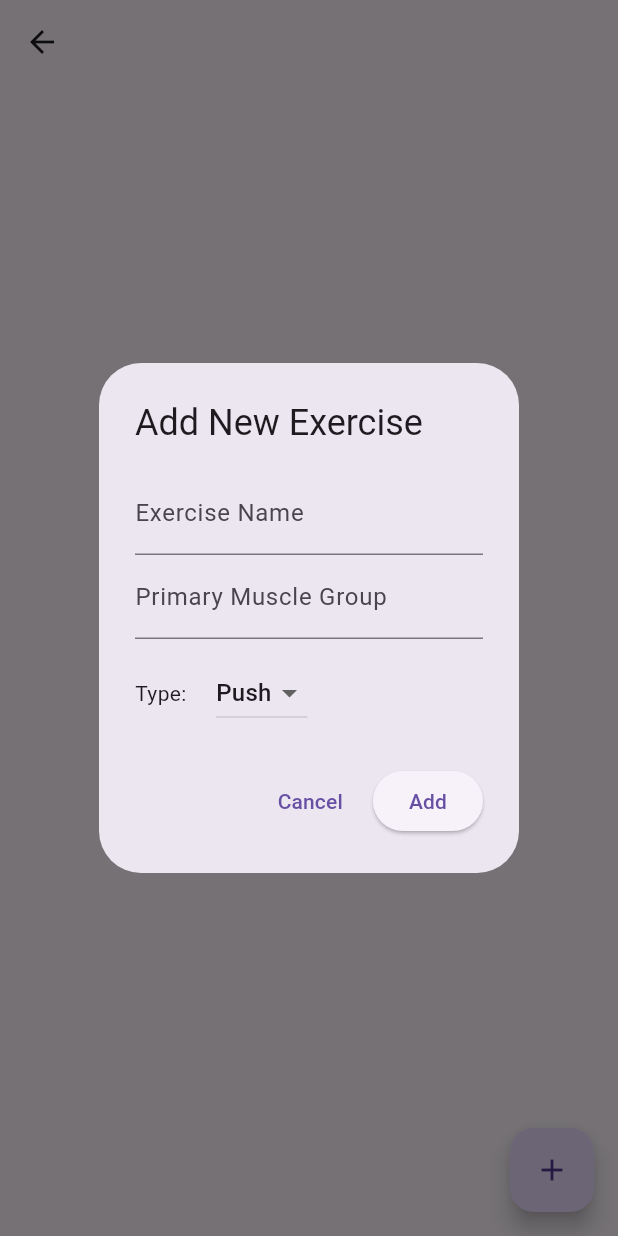
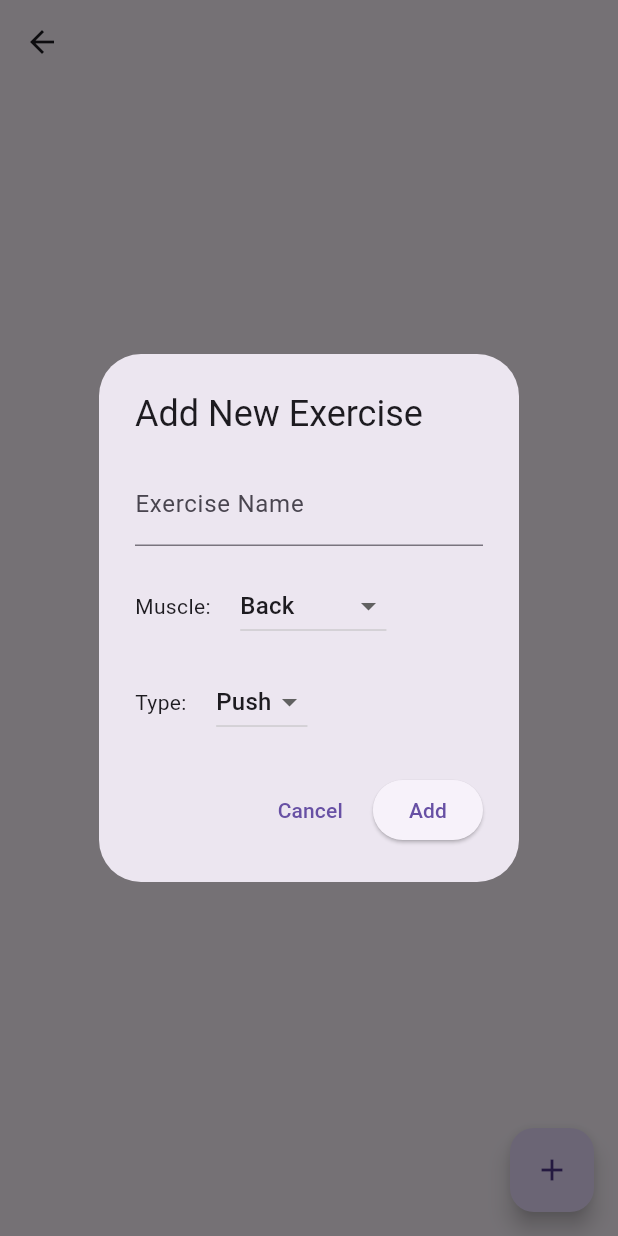
Before and after one commit to nobleideas/fitquest, a Flutter app: the ExerciseListPage screen opened directly with empty values, after a tap on the "add" icon, on a phone screen of 412 x 824 dp. Run offline on Flutter 3.47's test engine with Material 3 defaults, Android fonts, the phone set to English and light mode, and no system bars; our stand-ins replace sqflite, supabase_flutter; missing offline and left inert: mobile_scanner; accounts and stored records are empty.

Commit message:
removed add-item text field and item list, sanitized primary muscle group for exercise with dropdown menu

```diff
--- a/lib/pages/exercise_list_page.dart
+++ b/lib/pages/exercise_list_page.dart
@@ -37,8 +37,10 @@ class _ExerciseListPageState extends State<ExerciseListPage> {
 
   Future<void> _addExercise() async {
   final nameController = TextEditingController();
-    final muscleController = TextEditingController();
-    String type = 'push'; // default value for database
+
+  // Default values
+  String primaryMuscleGroup = 'back';
+  String type = 'push';
 
   await showDialog(
     context: context,
@@ -54,11 +56,38 @@ class _ExerciseListPageState extends State<ExerciseListPage> {
                   controller: nameController,
                   decoration: const InputDecoration(labelText: "Exercise Name"),
                 ),
-                  TextField(
-                    controller: muscleController,
-                    decoration: const InputDecoration(labelText: "Primary Muscle Group"),
+
+                const SizedBox(height: 16),
+
+                // PRIMARY MUSCLE GROUP DROPDOWN
+                Row(
+                  children: [
+                    const Text("Muscle: "),
+                    const SizedBox(width: 16),
+                    DropdownButton<String>(
+                      value: primaryMuscleGroup,
+                      items: const [
+                        DropdownMenuItem(value: 'back', child: Text('Back')),
+                        DropdownMenuItem(value: 'chest', child: Text('Chest')),
+                        DropdownMenuItem(value: 'shoulders', child: Text('Shoulders')),
+                        DropdownMenuItem(value: 'arms', child: Text('Arms')),
+                        DropdownMenuItem(value: 'legs', child: Text('Legs')),
+                        DropdownMenuItem(value: 'core', child: Text('Core')),
+                      ],
+                      onChanged: (val) {
+                        if (val != null) {
+                          setDialogState(() {
+                            primaryMuscleGroup = val;
+                          });
+                        }
+                      },
                     ),
-                  const SizedBox(height: 12),
+                  ],
+                ),
+
+                const SizedBox(height: 16),
+
+                // TYPE DROPDOWN
                 Row(
                   children: [
                     const Text("Type: "),
@@ -72,7 +101,7 @@ class _ExerciseListPageState extends State<ExerciseListPage> {
                       onChanged: (val) {
                         if (val != null) {
                           setDialogState(() {
-                              type = val; // update selected type
+                            type = val;
                           });
                         }
                       },
@@ -89,13 +118,12 @@ class _ExerciseListPageState extends State<ExerciseListPage> {
               ElevatedButton(
                 onPressed: () async {
                   final name = nameController.text.trim();
-                    final muscle = muscleController.text.trim();
-                    if (name.isEmpty || muscle.isEmpty) return;
+                  if (name.isEmpty) return;
 
                   await ExerciseService().insertExercise(
                     name: name,
-                      primaryMuscleGroup: muscle,
-                      type: type, // lowercase
+                    primaryMuscleGroup: primaryMuscleGroup,
+                    type: type,
                     equipmentId: widget.equipmentId,
                   );
 
@@ -111,6 +139,7 @@ class _ExerciseListPageState extends State<ExerciseListPage> {
     },
   );
 }
+
 
   @override
   Widget build(BuildContext context) {
```
Also changed, not shown: lib/home_page.dart (+0 -27 lines), lib/pages/equipment_page.dart (deleted, +0 -94 lines), lib/pages/scan_page.dart (+7 -7 lines). Lines whose indentation alone changed are shown as unchanged.
